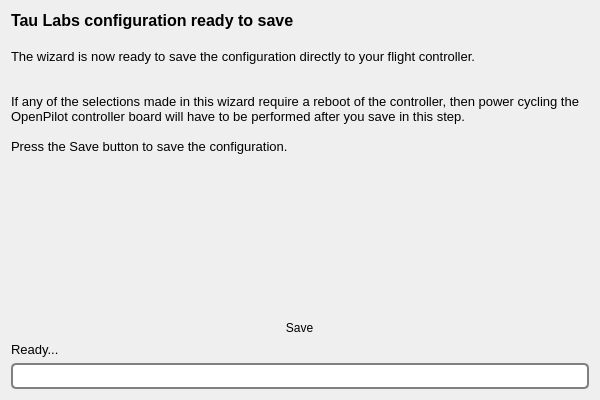
Before: the Qt Designer form ground/gcs/src/plugins/setupwizard/pages/savepage.ui in TauLabs/TauLabs, drawn with Qt 5.
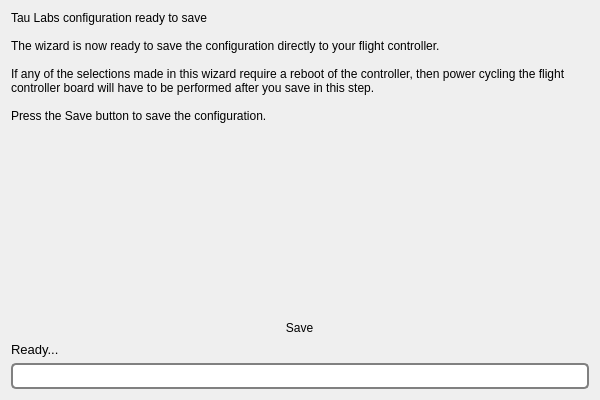
After: the same form once the commit is applied. Icons and pictures are not drawn.

Commit message:
SetupWizard: strip formatting from text
The formatting applied does not work well across platforms.  Removing
until that is improved.

Patch:
```diff
--- a/ground/gcs/src/plugins/setupwizard/pages/savepage.ui
+++ b/ground/gcs/src/plugins/setupwizard/pages/savepage.ui
@@ -17,20 +17,16 @@
    <item>
     <widget class="QLabel" name="label">
      <property name="text">
-      <string>&lt;!DOCTYPE HTML PUBLIC &quot;-//W3C//DTD HTML 4.0//EN&quot; &quot;http://www.w3.org/TR/REC-html40/strict.dtd&quot;&gt;
-&lt;html&gt;&lt;head&gt;&lt;meta name=&quot;qrichtext&quot; content=&quot;1&quot; /&gt;&lt;style type=&quot;text/css&quot;&gt;
-p, li { white-space: pre-wrap; }
-&lt;/style&gt;&lt;/head&gt;&lt;body style=&quot; font-family:'Lucida Grande'; font-size:13pt; font-weight:400; font-style:normal;&quot;&gt;
-&lt;p style=&quot; margin-top:0px; margin-bottom:0px; margin-left:0px; margin-right:0px; -qt-block-indent:0; text-indent:0px;&quot;&gt;&lt;span style=&quot; font-family:'MS Shell Dlg 2'; font-size:12pt; font-weight:600;&quot;&gt;Tau Labs configuration ready to save&lt;/span&gt;&lt;/p&gt;
-&lt;p style=&quot;-qt-paragraph-type:empty; margin-top:0px; margin-bottom:0px; margin-left:0px; margin-right:0px; -qt-block-indent:0; text-indent:0px; font-family:'MS Shell Dlg 2'; font-size:12pt; font-weight:600;&quot;&gt;&lt;br /&gt;&lt;/p&gt;
-&lt;p style=&quot; margin-top:0px; margin-bottom:0px; margin-left:0px; margin-right:0px; -qt-block-indent:0; text-indent:0px;&quot;&gt;&lt;span style=&quot; font-family:'MS Shell Dlg 2'; font-size:10pt;&quot;&gt;The wizard is now ready to save the configuration directly to your flight controller. &lt;/span&gt;&lt;/p&gt;
-&lt;p style=&quot;-qt-paragraph-type:empty; margin-top:0px; margin-bottom:0px; margin-left:0px; margin-right:0px; -qt-block-indent:0; text-indent:0px; font-family:'MS Shell Dlg 2'; font-size:10pt;&quot;&gt;&lt;br /&gt;&lt;/p&gt;
-&lt;p style=&quot;-qt-paragraph-type:empty; margin-top:0px; margin-bottom:0px; margin-left:0px; margin-right:0px; -qt-block-indent:0; text-indent:0px; font-family:'MS Shell Dlg 2'; font-size:10pt;&quot;&gt;&lt;br /&gt;&lt;/p&gt;
-&lt;p style=&quot; margin-top:0px; margin-bottom:0px; margin-left:0px; margin-right:0px; -qt-block-indent:0; text-indent:0px;&quot;&gt;&lt;span style=&quot; font-family:'MS Shell Dlg 2'; font-size:10pt;&quot;&gt;If any of the selections made in this wizard require a reboot of the controller, then power cycling the OpenPilot controller board will have to be performed after you save in this step.&lt;/span&gt;&lt;/p&gt;
-&lt;p style=&quot;-qt-paragraph-type:empty; margin-top:0px; margin-bottom:0px; margin-left:0px; margin-right:0px; -qt-block-indent:0; text-indent:0px; font-family:'MS Shell Dlg 2'; font-size:10pt;&quot;&gt;&lt;br /&gt;&lt;/p&gt;
-&lt;p style=&quot; margin-top:0px; margin-bottom:0px; margin-left:0px; margin-right:0px; -qt-block-indent:0; text-indent:0px;&quot;&gt;&lt;span style=&quot; font-family:'MS Shell Dlg 2'; font-size:10pt;&quot;&gt;Press the Save button to save the configuration.&lt;/span&gt;&lt;/p&gt;
-&lt;p style=&quot;-qt-paragraph-type:empty; margin-top:0px; margin-bottom:0px; margin-left:0px; margin-right:0px; -qt-block-indent:0; text-indent:0px; font-family:'MS Shell Dlg 2'; font-size:10pt;&quot;&gt;&lt;br /&gt;&lt;/p&gt;
-&lt;p style=&quot; margin-top:0px; margin-bottom:0px; margin-left:0px; margin-right:0px; -qt-block-indent:0; text-indent:0px;&quot;&gt;&lt;span style=&quot; font-family:'MS Shell Dlg 2'; font-size:10pt;&quot;&gt;&lt;br /&gt;&lt;/span&gt;&lt;/p&gt;&lt;/body&gt;&lt;/html&gt;</string>
+      <string>Tau Labs configuration ready to save
+
+The wizard is now ready to save the configuration directly to your flight controller. 
+
+If any of the selections made in this wizard require a reboot of the controller, then power cycling the flight controller board will have to be performed after you save in this step.
+
+Press the Save button to save the configuration.
+
+
+</string>
      </property>
      <property name="alignment">
       <set>Qt::AlignLeading|Qt::AlignLeft|Qt::AlignTop</set>
```
The commit also changes 13 other files.
